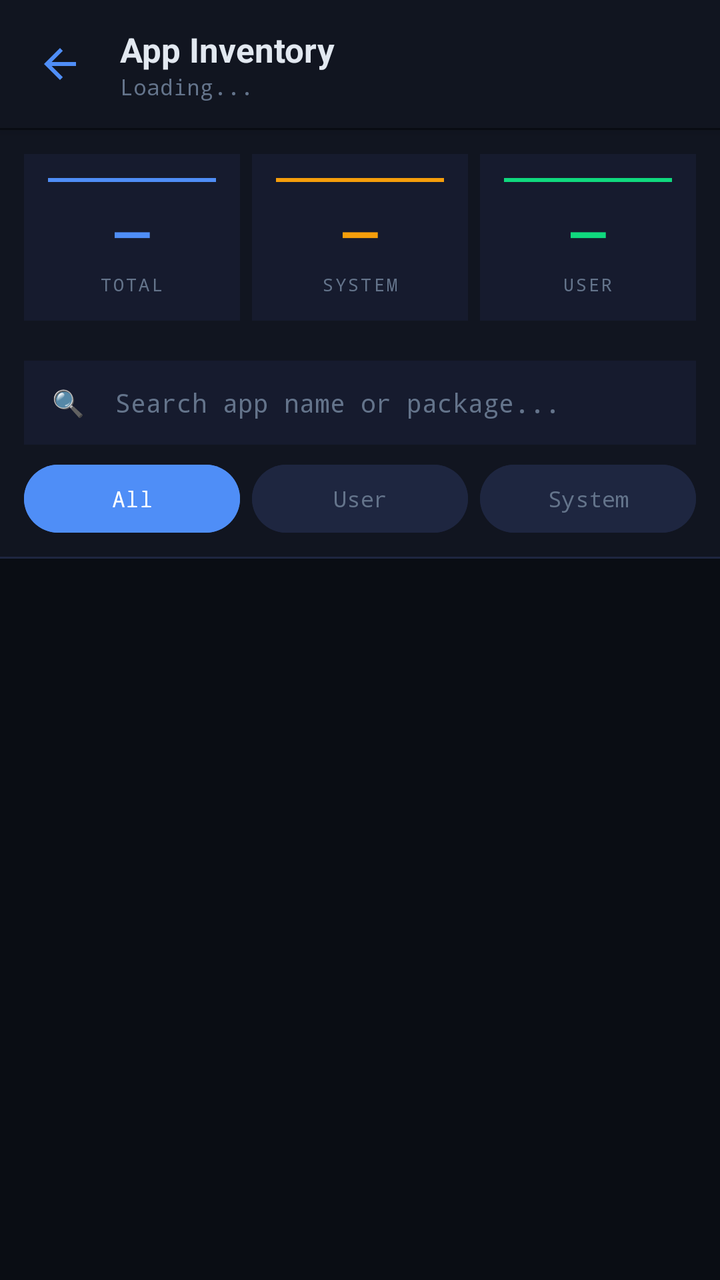
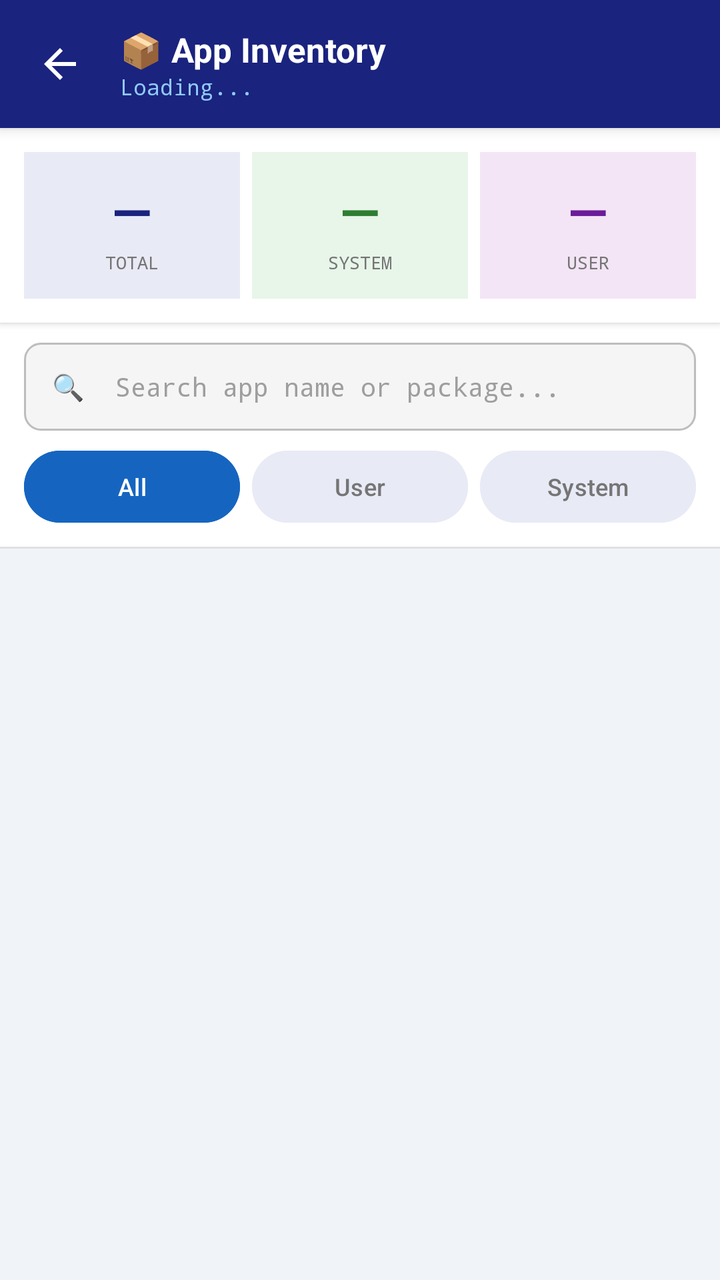

Two renders of the same Android screen: before a commit and after it. Below are the layout's source before the change and the commit's diff.
<!-- AndroidManifest.xml: application theme Theme.MDMApp -->
<!-- res/layout/activity_app_inventory.xml -->
<?xml version="1.0" encoding="utf-8"?>
<LinearLayout
    xmlns:android="http://schemas.android.com/apk/res/android"
    xmlns:app="http://schemas.android.com/apk/res-auto"
    android:layout_width="match_parent"
    android:layout_height="match_parent"
    android:orientation="vertical"
    android:background="#0A0D14">

    
    <LinearLayout
        android:layout_width="match_parent"
        android:layout_height="64dp"
        android:orientation="horizontal"
        android:background="#111520"
        android:paddingStart="8dp"
        android:paddingEnd="16dp"
        android:gravity="center_vertical"
        android:elevation="4dp">

        <ImageButton
            android:id="@+id/btnBack"
            android:layout_width="44dp"
            android:layout_height="44dp"
            android:src="@drawable/ic_arrow_back"
            android:background="?attr/selectableItemBackgroundBorderless"
            android:tint="#4F8EF7"
            android:contentDescription="Back"/>

        <LinearLayout
            android:layout_width="0dp"
            android:layout_height="wrap_content"
            android:layout_weight="1"
            android:orientation="vertical"
            android:layout_marginStart="8dp">

            <TextView
                android:text="App Inventory"
                android:textSize="17sp"
                android:textStyle="bold"
                android:textColor="#E2E8F0"
                android:layout_width="wrap_content"
                android:layout_height="wrap_content"/>

            <TextView
                android:id="@+id/tvResultCount"
                android:text="Loading..."
                android:textSize="11sp"
                android:textColor="#64748B"
                android:fontFamily="monospace"
                android:layout_width="wrap_content"
                android:layout_height="wrap_content"/>

        </LinearLayout>

        <ProgressBar
            android:id="@+id/progressBar"
            android:layout_width="24dp"
            android:layout_height="24dp"
            android:indeterminateTint="#4F8EF7"
            android:visibility="gone"/>

    </LinearLayout>

    
    <LinearLayout
        android:layout_width="match_parent"
        android:layout_height="wrap_content"
        android:orientation="horizontal"
        android:background="#111520"
        android:padding="12dp"
        android:layout_marginTop="1dp">

        
        <LinearLayout
            android:layout_width="0dp"
            android:layout_height="wrap_content"
            android:layout_weight="1"
            android:orientation="vertical"
            android:background="#161B2E"
            android:padding="12dp"
            android:layout_marginEnd="6dp"
            android:gravity="center">

            <View
                android:layout_width="match_parent"
                android:layout_height="2dp"
                android:background="#4F8EF7"
                android:layout_marginBottom="8dp"/>

            <TextView
                android:id="@+id/tvTotalCount"
                android:text="—"
                android:textSize="26sp"
                android:textStyle="bold"
                android:textColor="#4F8EF7"
                android:layout_width="wrap_content"
                android:layout_height="wrap_content"/>

            <TextView
                android:text="TOTAL"
                android:textSize="9sp"
                android:textColor="#64748B"
                android:fontFamily="monospace"
                android:letterSpacing="0.12"
                android:layout_width="wrap_content"
                android:layout_height="wrap_content"
                android:layout_marginTop="2dp"/>

        </LinearLayout>

        
        <LinearLayout
            android:layout_width="0dp"
            android:layout_height="wrap_content"
            android:layout_weight="1"
            android:orientation="vertical"
            android:background="#161B2E"
            android:padding="12dp"
            android:layout_marginEnd="6dp"
            android:gravity="center">

            <View
                android:layout_width="match_parent"
                android:layout_height="2dp"
                android:background="#F59E0B"
                android:layout_marginBottom="8dp"/>

            <TextView
                android:id="@+id/tvSystemCount"
                android:text="—"
                android:textSize="26sp"
                android:textStyle="bold"
                android:textColor="#F59E0B"
                android:layout_width="wrap_content"
                android:layout_height="wrap_content"/>

            <TextView
                android:text="SYSTEM"
                android:textSize="9sp"
                android:textColor="#64748B"
                android:fontFamily="monospace"
                android:letterSpacing="0.12"
                android:layout_width="wrap_content"
                android:layout_height="wrap_content"
                android:layout_marginTop="2dp"/>

        </LinearLayout>

        
        <LinearLayout
            android:layout_width="0dp"
            android:layout_height="wrap_content"
            android:layout_weight="1"
            android:orientation="vertical"
            android:background="#161B2E"
            android:padding="12dp"
            android:gravity="center">

            <View
                android:layout_width="match_parent"
                android:layout_height="2dp"
                android:background="#10D97E"
                android:layout_marginBottom="8dp"/>

            <TextView
                android:id="@+id/tvUserCount"
                android:text="—"
                android:textSize="26sp"
                android:textStyle="bold"
                android:textColor="#10D97E"
                android:layout_width="wrap_content"
                android:layout_height="wrap_content"/>

            <TextView
                android:text="USER"
                android:textSize="9sp"
                android:textColor="#64748B"
                android:fontFamily="monospace"
                android:letterSpacing="0.12"
                android:layout_width="wrap_content"
                android:layout_height="wrap_content"
                android:layout_marginTop="2dp"/>

        </LinearLayout>

    </LinearLayout>

    
    <LinearLayout
        android:layout_width="match_parent"
        android:layout_height="wrap_content"
        android:orientation="horizontal"
        android:background="#111520"
        android:paddingStart="12dp"
        android:paddingEnd="12dp"
        android:paddingBottom="10dp"
        android:paddingTop="8dp"
        android:gravity="center_vertical">

        <EditText
            android:id="@+id/etSearch"
            android:layout_width="0dp"
            android:layout_height="42dp"
            android:layout_weight="1"
            android:hint="🔍  Search app name or package..."
            android:textSize="13sp"
            android:textColor="#E2E8F0"
            android:textColorHint="#64748B"
            android:background="#161B2E"
            android:paddingStart="14dp"
            android:paddingEnd="14dp"
            android:fontFamily="monospace"
            android:inputType="text"
            android:imeOptions="actionSearch"
            android:singleLine="true"/>

    </LinearLayout>

    
    <LinearLayout
        android:layout_width="match_parent"
        android:layout_height="wrap_content"
        android:orientation="horizontal"
        android:background="#111520"
        android:paddingStart="12dp"
        android:paddingEnd="12dp"
        android:paddingBottom="12dp"
        android:gravity="center_vertical">

        <Button
            android:id="@+id/btnAll"
            android:text="All"
            android:layout_width="0dp"
            android:layout_height="34dp"
            android:layout_weight="1"
            android:textSize="11sp"
            android:fontFamily="monospace"
            android:backgroundTint="#4F8EF7"
            android:textColor="#FFFFFF"
            android:layout_marginEnd="6dp"
            android:insetTop="0dp"
            android:insetBottom="0dp"/>

        <Button
            android:id="@+id/btnUser"
            android:text="User"
            android:layout_width="0dp"
            android:layout_height="34dp"
            android:layout_weight="1"
            android:textSize="11sp"
            android:fontFamily="monospace"
            android:backgroundTint="#1E2640"
            android:textColor="#64748B"
            android:layout_marginEnd="6dp"
            android:insetTop="0dp"
            android:insetBottom="0dp"/>

        <Button
            android:id="@+id/btnSystem"
            android:text="System"
            android:layout_width="0dp"
            android:layout_height="34dp"
            android:layout_weight="1"
            android:textSize="11sp"
            android:fontFamily="monospace"
            android:backgroundTint="#1E2640"
            android:textColor="#64748B"
            android:insetTop="0dp"
            android:insetBottom="0dp"/>

    </LinearLayout>

    
    <View
        android:layout_width="match_parent"
        android:layout_height="1dp"
        android:background="#1E2640"/>

    
    <TextView
        android:id="@+id/tvLoading"
        android:text="⟳ Loading apps..."
        android:textSize="13sp"
        android:textColor="#64748B"
        android:fontFamily="monospace"
        android:layout_width="match_parent"
        android:layout_height="wrap_content"
        android:gravity="center"
        android:padding="32dp"
        android:visibility="gone"/>

    
    <androidx.recyclerview.widget.RecyclerView
        android:id="@+id/rvApps"
        android:layout_width="match_parent"
        android:layout_height="0dp"
        android:layout_weight="1"
        android:background="#0A0D14"
        android:clipToPadding="false"
        android:paddingBottom="8dp"/>

</LinearLayout>
<!-- resources referenced by this layout -->
<resources>
  <!-- drawable ic_arrow_back (drawable) -->
  <?xml version="1.0" encoding="utf-8"?>
  <vector xmlns:android="http://schemas.android.com/apk/res/android"
      android:width="24dp"
      android:height="24dp"
      android:viewportWidth="24"
      android:viewportHeight="24">
      <path
          android:fillColor="@android:color/white"
          android:pathData="M20,11H7.83l5.59,-5.59L12,4l-8,8 8,8 1.41,-1.41L7.83,13H20v-2z"/>
  </vector>
  <style name="Theme.MDMApp" parent="Base.Theme.MDMApp" />
  <style name="Base.Theme.MDMApp" parent="Theme.Material3.DayNight.NoActionBar">
          
          
      </style>
</resources>

<!-- the commit's change to res/layout/activity_app_inventory.xml (unified diff, before → after) -->
@@ -1,18 +1,17 @@
 <?xml version="1.0" encoding="utf-8"?>
 <LinearLayout
     xmlns:android="http://schemas.android.com/apk/res/android"
-    xmlns:app="http://schemas.android.com/apk/res-auto"
     android:layout_width="match_parent"
     android:layout_height="match_parent"
     android:orientation="vertical"
-    android:background="#0A0D14">
+    android:background="#F0F4F8">
 
     
     <LinearLayout
         android:layout_width="match_parent"
         android:layout_height="64dp"
         android:orientation="horizontal"
-        android:background="#111520"
+        android:background="#1A237E"
         android:paddingStart="8dp"
         android:paddingEnd="16dp"
         android:gravity="center_vertical"
@@ -24,7 +23,7 @@
             android:layout_height="44dp"
             android:src="@drawable/ic_arrow_back"
             android:background="?attr/selectableItemBackgroundBorderless"
-            android:tint="#4F8EF7"
+            android:tint="#FFFFFF"
             android:contentDescription="Back"/>
 
         <LinearLayout
@@ -35,10 +34,10 @@
             android:layout_marginStart="8dp">
 
             <TextView
-                android:text="App Inventory"
+                android:text="📦 App Inventory"
                 android:textSize="17sp"
                 android:textStyle="bold"
-                android:textColor="#E2E8F0"
+                android:textColor="#FFFFFF"
                 android:layout_width="wrap_content"
                 android:layout_height="wrap_content"/>
 
@@ -46,7 +45,7 @@
                 android:id="@+id/tvResultCount"
                 android:text="Loading..."
                 android:textSize="11sp"
-                android:textColor="#64748B"
+                android:textColor="#90CAF9"
                 android:fontFamily="monospace"
                 android:layout_width="wrap_content"
                 android:layout_height="wrap_content"/>
@@ -57,7 +56,7 @@
             android:id="@+id/progressBar"
             android:layout_width="24dp"
             android:layout_height="24dp"
-            android:indeterminateTint="#4F8EF7"
+            android:indeterminateTint="#FFFFFF"
             android:visibility="gone"/>
 
     </LinearLayout>
@@ -67,9 +66,9 @@
         android:layout_width="match_parent"
         android:layout_height="wrap_content"
         android:orientation="horizontal"
-        android:background="#111520"
+        android:background="#FFFFFF"
         android:padding="12dp"
-        android:layout_marginTop="1dp">
+        android:elevation="2dp">
 
         
         <LinearLayout
@@ -77,32 +76,25 @@
             android:layout_height="wrap_content"
             android:layout_weight="1"
             android:orientation="vertical"
-            android:background="#161B2E"
+            android:background="#E8EAF6"
             android:padding="12dp"
             android:layout_marginEnd="6dp"
             android:gravity="center">
-
-            <View
-                android:layout_width="match_parent"
-                android:layout_height="2dp"
-                android:background="#4F8EF7"
-                android:layout_marginBottom="8dp"/>
 
             <TextView
                 android:id="@+id/tvTotalCount"
                 android:text="—"
                 android:textSize="26sp"
                 android:textStyle="bold"
-                android:textColor="#4F8EF7"
+                android:textColor="#1A237E"
                 android:layout_width="wrap_content"
                 android:layout_height="wrap_content"/>
 
             <TextView
                 android:text="TOTAL"
                 android:textSize="9sp"
-                android:textColor="#64748B"
-                android:fontFamily="monospace"
-                android:letterSpacing="0.12"
+                android:textColor="#757575"
+                android:fontFamily="monospace"
                 android:layout_width="wrap_content"
                 android:layout_height="wrap_content"
                 android:layout_marginTop="2dp"/>
@@ -115,32 +107,25 @@
             android:layout_height="wrap_content"
             android:layout_weight="1"
             android:orientation="vertical"
-            android:background="#161B2E"
+            android:background="#E8F5E9"
             android:padding="12dp"
             android:layout_marginEnd="6dp"
             android:gravity="center">
-
-            <View
-                android:layout_width="match_parent"
-                android:layout_height="2dp"
-                android:background="#F59E0B"
-                android:layout_marginBottom="8dp"/>
 
             <TextView
                 android:id="@+id/tvSystemCount"
                 android:text="—"
                 android:textSize="26sp"
                 android:textStyle="bold"
-                android:textColor="#F59E0B"
+                android:textColor="#2E7D32"
                 android:layout_width="wrap_content"
                 android:layout_height="wrap_content"/>
 
             <TextView
                 android:text="SYSTEM"
                 android:textSize="9sp"
-                android:textColor="#64748B"
-                android:fontFamily="monospace"
-                android:letterSpacing="0.12"
+                android:textColor="#757575"
+                android:fontFamily="monospace"
                 android:layout_width="wrap_content"
                 android:layout_height="wrap_content"
                 android:layout_marginTop="2dp"/>
@@ -153,31 +138,24 @@
             android:layout_height="wrap_content"
             android:layout_weight="1"
             android:orientation="vertical"
-            android:background="#161B2E"
+            android:background="#F3E5F5"
             android:padding="12dp"
             android:gravity="center">
-
-            <View
-                android:layout_width="match_parent"
-                android:layout_height="2dp"
-                android:background="#10D97E"
-                android:layout_marginBottom="8dp"/>
 
             <TextView
                 android:id="@+id/tvUserCount"
                 android:text="—"
                 android:textSize="26sp"
                 android:textStyle="bold"
-                android:textColor="#10D97E"
+                android:textColor="#6A1B9A"
                 android:layout_width="wrap_content"
                 android:layout_height="wrap_content"/>
 
             <TextView
                 android:text="USER"
                 android:textSize="9sp"
-                android:textColor="#64748B"
-                android:fontFamily="monospace"
-                android:letterSpacing="0.12"
+                android:textColor="#757575"
+                android:fontFamily="monospace"
                 android:layout_width="wrap_content"
                 android:layout_height="wrap_content"
                 android:layout_marginTop="2dp"/>
@@ -191,23 +169,23 @@
         android:layout_width="match_parent"
         android:layout_height="wrap_content"
         android:orientation="horizontal"
-        android:background="#111520"
+        android:background="#FFFFFF"
         android:paddingStart="12dp"
         android:paddingEnd="12dp"
         android:paddingBottom="10dp"
-        android:paddingTop="8dp"
+        android:paddingTop="10dp"
         android:gravity="center_vertical">
 
         <EditText
             android:id="@+id/etSearch"
             android:layout_width="0dp"
-            android:layout_height="42dp"
+            android:layout_height="44dp"
             android:layout_weight="1"
             android:hint="🔍  Search app name or package..."
             android:textSize="13sp"
-            android:textColor="#E2E8F0"
-            android:textColorHint="#64748B"
-            android:background="#161B2E"
+            android:textColor="#212121"
+            android:textColorHint="#9E9E9E"
+            android:background="@drawable/input_background"
             android:paddingStart="14dp"
             android:paddingEnd="14dp"
             android:fontFamily="monospace"
@@ -222,7 +200,7 @@
         android:layout_width="match_parent"
         android:layout_height="wrap_content"
         android:orientation="horizontal"
-        android:background="#111520"
+        android:background="#FFFFFF"
         android:paddingStart="12dp"
         android:paddingEnd="12dp"
         android:paddingBottom="12dp"
@@ -232,11 +210,10 @@
             android:id="@+id/btnAll"
             android:text="All"
             android:layout_width="0dp"
-            android:layout_height="34dp"
-            android:layout_weight="1"
-            android:textSize="11sp"
-            android:fontFamily="monospace"
-            android:backgroundTint="#4F8EF7"
+            android:layout_height="36dp"
+            android:layout_weight="1"
+            android:textSize="12sp"
+            android:backgroundTint="#1565C0"
             android:textColor="#FFFFFF"
             android:layout_marginEnd="6dp"
             android:insetTop="0dp"
@@ -246,12 +223,11 @@
             android:id="@+id/btnUser"
             android:text="User"
             android:layout_width="0dp"
-            android:layout_height="34dp"
-            android:layout_weight="1"
-            android:textSize="11sp"
-            android:fontFamily="monospace"
-            android:backgroundTint="#1E2640"
-            android:textColor="#64748B"
+            android:layout_height="36dp"
+            android:layout_weight="1"
+            android:textSize="12sp"
+            android:backgroundTint="#E8EAF6"
+            android:textColor="#757575"
             android:layout_marginEnd="6dp"
             android:insetTop="0dp"
             android:insetBottom="0dp"/>
@@ -260,12 +236,11 @@
             android:id="@+id/btnSystem"
             android:text="System"
             android:layout_width="0dp"
-            android:layout_height="34dp"
-            android:layout_weight="1"
-            android:textSize="11sp"
-            android:fontFamily="monospace"
-            android:backgroundTint="#1E2640"
-            android:textColor="#64748B"
+            android:layout_height="36dp"
+            android:layout_weight="1"
+            android:textSize="12sp"
+            android:backgroundTint="#E8EAF6"
+            android:textColor="#757575"
             android:insetTop="0dp"
             android:insetBottom="0dp"/>
 
@@ -275,14 +250,14 @@
     <View
         android:layout_width="match_parent"
         android:layout_height="1dp"
-        android:background="#1E2640"/>
+        android:background="#E0E0E0"/>
 
     
     <TextView
         android:id="@+id/tvLoading"
         android:text="⟳ Loading apps..."
         android:textSize="13sp"
-        android:textColor="#64748B"
+        android:textColor="#9E9E9E"
         android:fontFamily="monospace"
         android:layout_width="match_parent"
         android:layout_height="wrap_content"
@@ -296,7 +271,7 @@
         android:layout_width="match_parent"
         android:layout_height="0dp"
         android:layout_weight="1"
-        android:background="#0A0D14"
+        android:background="#F0F4F8"
         android:clipToPadding="false"
         android:paddingBottom="8dp"/>
 
<!-- resource entries referenced after the edit -->
@@ -11,6 +11,15 @@
           android:fillColor="@android:color/white"
           android:pathData="M20,11H7.83l5.59,-5.59L12,4l-8,8 8,8 1.41,-1.41L7.83,13H20v-2z"/>
   </vector>
+  <!-- drawable input_background (drawable) -->
+  <?xml version="1.0" encoding="utf-8"?>
+  <shape xmlns:android="http://schemas.android.com/apk/res/android">
+      <solid android:color="#F5F5F5"/>
+      <stroke android:width="1dp" android:color="#BDBDBD"/>
+      <corners android:radius="8dp"/>
+      <padding android:left="8dp" android:top="8dp"
+          android:right="8dp" android:bottom="8dp"/>
+  </shape>
   <style name="Theme.MDMApp" parent="Base.Theme.MDMApp" />
   <style name="Base.Theme.MDMApp" parent="Theme.Material3.DayNight.NoActionBar">
           
